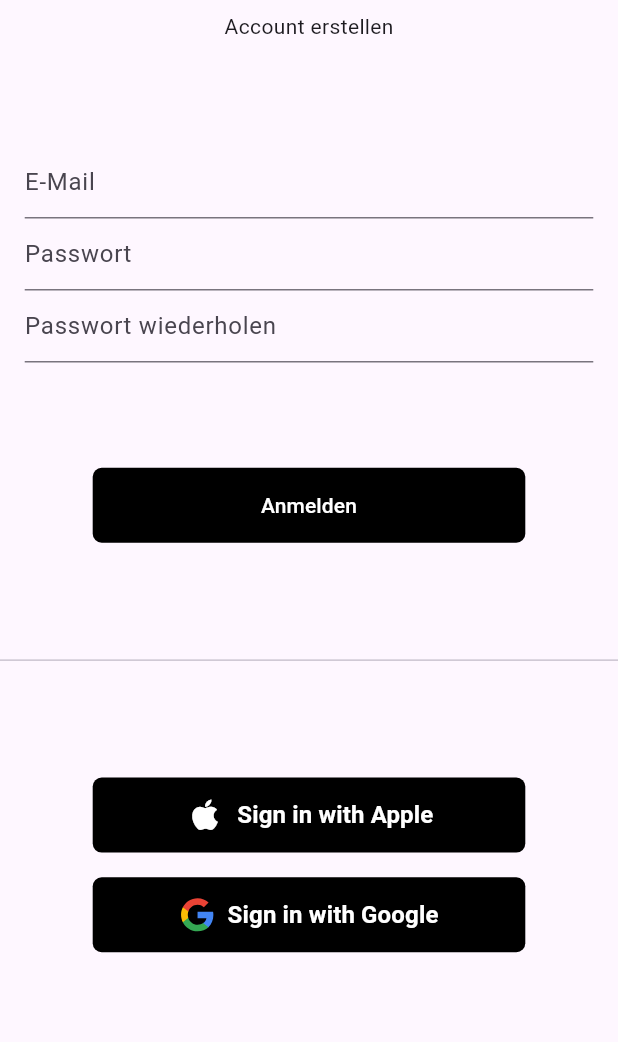
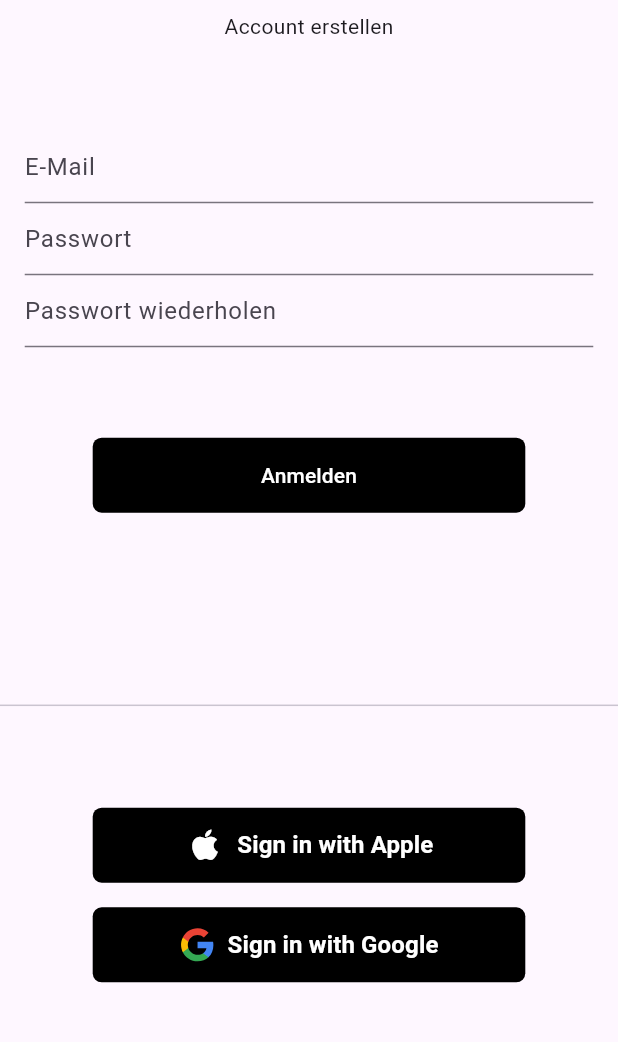
Before and after one commit to SoftwareLukas665/ToDoApp_Test, a Flutter app: the screen it shows after launch, after a tap on the "person" icon, on a phone screen of 412 x 824 dp, the part 73-1115 px from its top. Run offline on Flutter 3.47's test engine with Material 3 defaults, Android fonts, the phone set to English and light mode, and no system bars; our stand-ins replace drift, flutter_signin_button, flutter_svg; accounts and stored records are empty; generated files the repository leaves out were written again.

Commit message:
[V2.0.0] Initial Commit for V2 Branch

```diff
--- a/lib/login_screen.dart
+++ b/lib/login_screen.dart
@@ -73,7 +73,7 @@ class _LoginScreenState extends State<LoginScreen> {
             ),
           ),
 
-          Spacer(flex: 1),
+          Spacer(flex: 2),
 
           Divider(),
 
```
